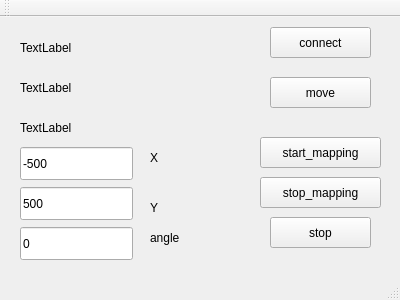
MiroslavKohut/IroboCreate_project, file robot_demo/mainwindow.ui: the form before one commit.
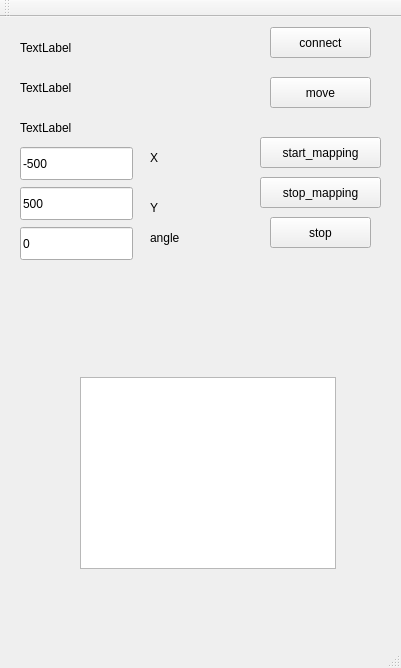
The form after the commit.

Diff of the .ui file:
```diff
--- a/robot_demo/mainwindow.ui
+++ b/robot_demo/mainwindow.ui
@@ -6,8 +6,8 @@
    <rect>
     <x>0</x>
     <y>0</y>
-    <width>400</width>
-    <height>300</height>
+    <width>401</width>
+    <height>668</height>
    </rect>
   </property>
   <property name="windowTitle">
@@ -196,6 +196,16 @@
      <string>stop_mapping</string>
     </property>
    </widget>
+   <widget class="QTableView" name="tableView">
+    <property name="geometry">
+     <rect>
+      <x>80</x>
+      <y>360</y>
+      <width>256</width>
+      <height>192</height>
+     </rect>
+    </property>
+   </widget>
   </widget>
   <widget class="QMenuBar" name="menuBar">
    <property name="geometry">
```
Left out of the diff: 2 changed lines with no effect on the pictures.
